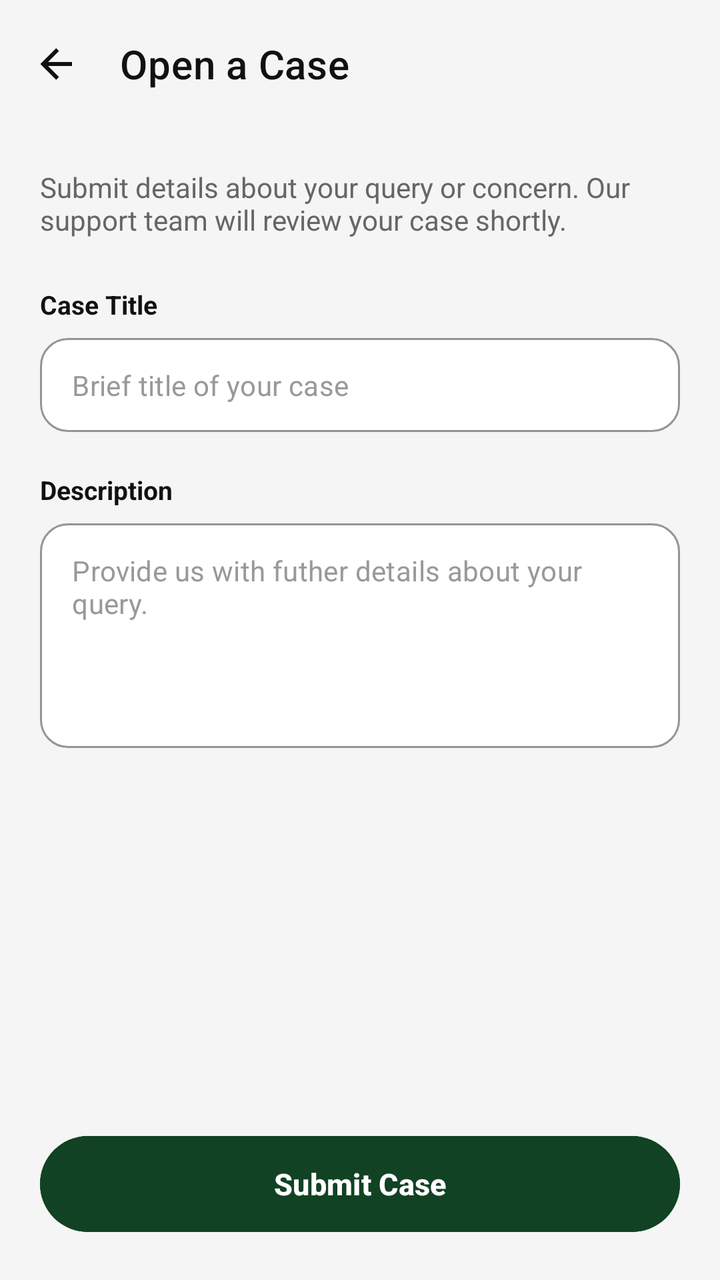
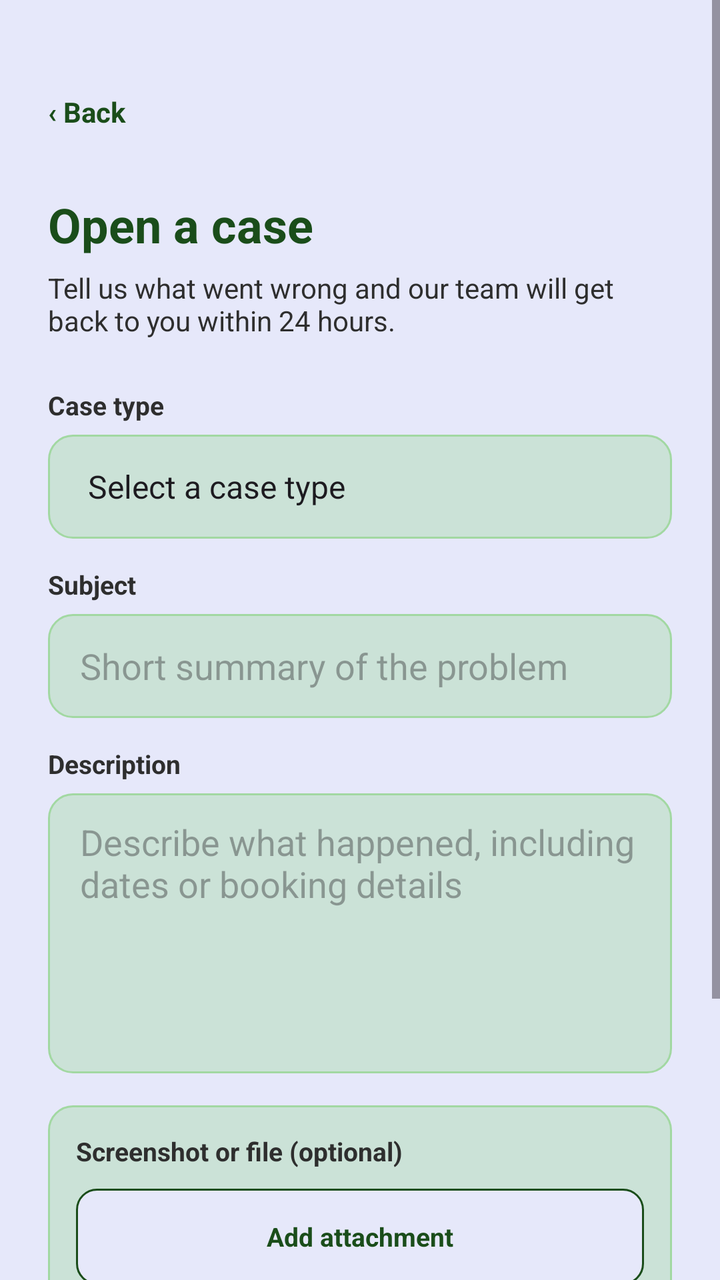

Before-and-after screenshots of an Android layout around one commit, followed by the original layout XML and the change that was made.
<!-- AndroidManifest.xml: application theme Theme.GeoConnect -->
<!-- res/layout/activity_open_case.xml -->
<?xml version="1.0" encoding="utf-8"?>
<androidx.constraintlayout.widget.ConstraintLayout xmlns:android="http://schemas.android.com/apk/res/android"
    xmlns:app="http://schemas.android.com/apk/res-auto"
    android:layout_width="match_parent"
    android:layout_height="match_parent"
    android:background="#F4F5F4">

    
    <com.google.android.material.appbar.MaterialToolbar
        android:id="@+id/toolbar"
        android:layout_width="0dp"
        android:layout_height="?attr/actionBarSize"
        android:background="@android:color/transparent"
        app:navigationIcon="@drawable/ic_arrow_back"
        app:navigationIconTint="#111111"
        app:title="Open a Case"
        app:titleTextAppearance="@style/TextAppearance.MaterialComponents.Headline6"
        app:titleTextColor="#111111"
        app:layout_constraintEnd_toEndOf="parent"
        app:layout_constraintStart_toStartOf="parent"
        app:layout_constraintTop_toTopOf="parent" />

    <androidx.core.widget.NestedScrollView
        android:layout_width="match_parent"
        android:layout_height="0dp"
        android:fillViewport="true"
        app:layout_constraintBottom_toTopOf="@id/bottomButtonContainer"
        app:layout_constraintTop_toBottomOf="@id/toolbar">

        <LinearLayout
            android:layout_width="match_parent"
            android:layout_height="wrap_content"
            android:orientation="vertical"
            android:padding="20dp">

            
            <TextView
                android:layout_width="wrap_content"
                android:layout_height="wrap_content"
                android:layout_marginBottom="24dp"
                android:text="Submit details about your query or concern. Our support team will review your case shortly."
                android:textColor="#666666"
                android:textSize="14sp" />

            
            <TextView
                android:layout_width="wrap_content"
                android:layout_height="wrap_content"
                android:layout_marginBottom="8dp"
                android:text="Case Title"
                android:textColor="#111111"
                android:textSize="13sp"
                android:textStyle="bold" />

            <com.google.android.material.textfield.TextInputLayout
                android:id="@+id/inputLayoutTitle"
                style="@style/Widget.MaterialComponents.TextInputLayout.OutlinedBox"
                android:layout_width="match_parent"
                android:layout_height="wrap_content"
                android:layout_marginBottom="20dp"
                app:boxBackgroundColor="@android:color/white"
                app:boxCornerRadiusBottomEnd="14dp"
                app:boxCornerRadiusBottomStart="14dp"
                app:boxCornerRadiusTopEnd="14dp"
                app:boxCornerRadiusTopStart="14dp"
                app:boxStrokeColor="#114224"
                app:boxStrokeWidth="1dp"
                app:hintEnabled="false">

                <com.google.android.material.textfield.TextInputEditText
                    android:id="@+id/edtCaseTitle"
                    android:layout_width="match_parent"
                    android:layout_height="wrap_content"
                    android:hint="Brief title of your case"
                    android:inputType="textCapSentences"
                    android:paddingVertical="14dp"
                    android:textColor="#111111"
                    android:textColorHint="#999999"
                    android:textSize="14sp" />
            </com.google.android.material.textfield.TextInputLayout>

            
            <TextView
                android:layout_width="wrap_content"
                android:layout_height="wrap_content"
                android:layout_marginBottom="8dp"
                android:text="Description"
                android:textColor="#111111"
                android:textSize="13sp"
                android:textStyle="bold" />

            <com.google.android.material.textfield.TextInputLayout
                android:id="@+id/inputLayoutDescription"
                style="@style/Widget.MaterialComponents.TextInputLayout.OutlinedBox"
                android:layout_width="match_parent"
                android:layout_height="wrap_content"
                android:layout_marginBottom="20dp"
                app:boxBackgroundColor="@android:color/white"
                app:boxCornerRadiusBottomEnd="14dp"
                app:boxCornerRadiusBottomStart="14dp"
                app:boxCornerRadiusTopEnd="14dp"
                app:boxCornerRadiusTopStart="14dp"
                app:boxStrokeColor="#114224"
                app:boxStrokeWidth="1dp"
                app:hintEnabled="false">

                <com.google.android.material.textfield.TextInputEditText
                    android:id="@+id/edtCaseDescription"
                    android:layout_width="match_parent"
                    android:layout_height="wrap_content"
                    android:gravity="top|start"
                    android:hint="Provide us with futher details about your query."
                    android:inputType="textMultiLine"
                    android:minLines="5"
                    android:paddingVertical="14dp"
                    android:textColor="#111111"
                    android:textColorHint="#999999"
                    android:textSize="14sp" />
            </com.google.android.material.textfield.TextInputLayout>

        </LinearLayout>
    </androidx.core.widget.NestedScrollView>

    
    <LinearLayout
        android:id="@+id/bottomButtonContainer"
        android:layout_width="match_parent"
        android:layout_height="wrap_content"
        android:background="#F4F5F4"
        android:padding="20dp"
        app:layout_constraintBottom_toBottomOf="parent"
        app:layout_constraintEnd_toEndOf="parent"
        app:layout_constraintStart_toStartOf="parent">

        <com.google.android.material.button.MaterialButton
            android:id="@+id/btnSubmitCase"
            android:layout_width="match_parent"
            android:layout_height="56dp"
            android:backgroundTint="#114224"
            android:text="Submit Case"
            android:textColor="@android:color/white"
            android:textSize="15sp"
            android:textStyle="bold"
            app:cornerRadius="28dp" />
    </LinearLayout>

</androidx.constraintlayout.widget.ConstraintLayout>
<!-- resources referenced by this layout -->
<resources>
  <!-- drawable ic_arrow_back (drawable) -->
  <vector xmlns:android="http://schemas.android.com/apk/res/android" android:height="24dp" android:width="24dp" android:viewportWidth="24" android:viewportHeight="24">
      <path android:fillColor="#000000" android:pathData="M20,11V13H8L13.5,18.5L12.08,19.92L4.16,12L12.08,4.08L13.5,5.5L8,11H20Z"/>
  </vector>
  <style name="Theme.GeoConnect" parent="Base.Theme.GeoConnect" />
  <style name="Base.Theme.GeoConnect" parent="Theme.Material3.DayNight.NoActionBar">
          
          
      </style>
</resources>

<!-- the commit's change to res/layout/activity_open_case.xml (unified diff, before → after) -->
@@ -1,147 +1,172 @@
 <?xml version="1.0" encoding="utf-8"?>
-<androidx.constraintlayout.widget.ConstraintLayout xmlns:android="http://schemas.android.com/apk/res/android"
-    xmlns:app="http://schemas.android.com/apk/res-auto"
+<ScrollView
+    xmlns:android="http://schemas.android.com/apk/res/android"
+    android:id="@+id/main"
     android:layout_width="match_parent"
     android:layout_height="match_parent"
-    android:background="#F4F5F4">
+    android:background="@color/glitter">
 
-    
-    <com.google.android.material.appbar.MaterialToolbar
-        android:id="@+id/toolbar"
-        android:layout_width="0dp"
-        android:layout_height="?attr/actionBarSize"
-        android:background="@android:color/transparent"
-        app:navigationIcon="@drawable/ic_arrow_back"
-        app:navigationIconTint="#111111"
-        app:title="Open a Case"
-        app:titleTextAppearance="@style/TextAppearance.MaterialComponents.Headline6"
-        app:titleTextColor="#111111"
-        app:layout_constraintEnd_toEndOf="parent"
-        app:layout_constraintStart_toStartOf="parent"
-        app:layout_constraintTop_toTopOf="parent" />
+    <LinearLayout
+        android:layout_width="match_parent"
+        android:layout_height="wrap_content"
+        android:orientation="vertical"
+        android:padding="24dp">
 
-    <androidx.core.widget.NestedScrollView
-        android:layout_width="match_parent"
-        android:layout_height="0dp"
-        android:fillViewport="true"
-        app:layout_constraintBottom_toTopOf="@id/bottomButtonContainer"
-        app:layout_constraintTop_toBottomOf="@id/toolbar">
+        <TextView
+            android:id="@+id/tvBack"
+            android:layout_width="wrap_content"
+            android:layout_height="wrap_content"
+            android:text="‹ Back"
+            android:textColor="@color/forest_green"
+            android:textSize="14sp"
+            android:textStyle="bold"
+            android:layout_marginTop="8dp"
+            android:gravity="center_vertical"
+            android:clickable="true"
+            android:focusable="true"
+            android:minHeight="48dp"
+            android:minWidth="48dp" />
+
+        <TextView
+            android:layout_width="wrap_content"
+            android:layout_height="wrap_content"
+            android:text="Open a case"
+            android:textColor="@color/forest_green"
+            android:textSize="24sp"
+            android:textStyle="bold"
+            android:layout_marginTop="16dp" />
+
+        <TextView
+            android:layout_width="wrap_content"
+            android:layout_height="wrap_content"
+            android:text="Tell us what went wrong and our team will get back to you within 24 hours."
+            android:textColor="@color/black"
+            android:textSize="14sp"
+            android:layout_marginTop="6dp" />
+
+        <TextView
+            android:layout_width="wrap_content"
+            android:layout_height="wrap_content"
+            android:text="Case type"
+            android:textColor="@color/black"
+            android:textSize="13sp"
+            android:textStyle="bold"
+            android:layout_marginTop="24dp" />
+
+        <Spinner
+            android:id="@+id/spCaseType"
+            android:layout_width="match_parent"
+            android:layout_height="52dp"
+            android:layout_marginTop="6dp"
+            android:background="@drawable/bg_input"
+            android:paddingStart="12dp"
+            android:paddingEnd="12dp"
+            android:entries="@array/open_case_types" />
+
+        <TextView
+            android:layout_width="wrap_content"
+            android:layout_height="wrap_content"
+            android:text="Subject"
+            android:textColor="@color/black"
+            android:textSize="13sp"
+            android:textStyle="bold"
+            android:layout_marginTop="14dp" />
+
+        <EditText
+            android:id="@+id/etSubject"
+            android:layout_width="match_parent"
+            android:layout_height="52dp"
+            android:layout_marginTop="6dp"
+            android:background="@drawable/bg_input"
+            android:hint="Short summary of the problem"
+            android:inputType="text"
+            android:paddingStart="16dp"
+            android:paddingEnd="16dp"
+            android:textColor="@color/black" />
+
+        <TextView
+            android:layout_width="wrap_content"
+            android:layout_height="wrap_content"
+            android:text="Description"
+            android:textColor="@color/black"
+            android:textSize="13sp"
+            android:textStyle="bold"
+            android:layout_marginTop="14dp" />
+
+        <EditText
+            android:id="@+id/etDescription"
+            android:layout_width="match_parent"
+            android:layout_height="140dp"
+            android:layout_marginTop="6dp"
+            android:background="@drawable/bg_input"
+            android:hint="Describe what happened, including dates or booking details"
+            android:inputType="textMultiLine"
+            android:paddingStart="16dp"
+            android:paddingEnd="16dp"
+            android:paddingTop="12dp"
+            android:paddingBottom="12dp"
+            android:textColor="@color/black"
+            android:gravity="top|start" />
 
         <LinearLayout
             android:layout_width="match_parent"
             android:layout_height="wrap_content"
             android:orientation="vertical"
-            android:padding="20dp">
+            android:layout_marginTop="16dp"
+            android:background="@drawable/bg_card"
+            android:padding="14dp">
 
-            
             <TextView
                 android:layout_width="wrap_content"
                 android:layout_height="wrap_content"
-                android:layout_marginBottom="24dp"
-                android:text="Submit details about your query or concern. Our support team will review your case shortly."
-                android:textColor="#666666"
-                android:textSize="14sp" />
-
-            
-            <TextView
-                android:layout_width="wrap_content"
-                android:layout_height="wrap_content"
-                android:layout_marginBottom="8dp"
-                android:text="Case Title"
-                android:textColor="#111111"
+                android:text="Screenshot or file (optional)"
+                android:textColor="@color/black"
                 android:textSize="13sp"
                 android:textStyle="bold" />
 
-            <com.google.android.material.textfield.TextInputLayout
-                android:id="@+id/inputLayoutTitle"
-                style="@style/Widget.MaterialComponents.TextInputLayout.OutlinedBox"
+            <TextView
+                android:id="@+id/tvAttach"
                 android:layout_width="match_parent"
-                android:layout_height="wrap_content"
-                android:layout_marginBottom="20dp"
-                app:boxBackgroundColor="@android:color/white"
-                app:boxCornerRadiusBottomEnd="14dp"
-                app:boxCornerRadiusBottomStart="14dp"
-                app:boxCornerRadiusTopEnd="14dp"
-                app:boxCornerRadiusTopStart="14dp"
-                app:boxStrokeColor="#114224"
-                app:boxStrokeWidth="1dp"
-                app:hintEnabled="false">
-
-                <com.google.android.material.textfield.TextInputEditText
-                    android:id="@+id/edtCaseTitle"
-                    android:layout_width="match_parent"
-                    android:layout_height="wrap_content"
-                    android:hint="Brief title of your case"
-                    android:inputType="textCapSentences"
-                    android:paddingVertical="14dp"
-                    android:textColor="#111111"
-                    android:textColorHint="#999999"
-                    android:textSize="14sp" />
-            </com.google.android.material.textfield.TextInputLayout>
-
-            
-            <TextView
-                android:layout_width="wrap_content"
-                android:layout_height="wrap_content"
-                android:layout_marginBottom="8dp"
-                android:text="Description"
-                android:textColor="#111111"
+                android:layout_height="48dp"
+                android:text="Add attachment"
+                android:textColor="@color/forest_green"
                 android:textSize="13sp"
-                android:textStyle="bold" />
-
-            <com.google.android.material.textfield.TextInputLayout
-                android:id="@+id/inputLayoutDescription"
-                style="@style/Widget.MaterialComponents.TextInputLayout.OutlinedBox"
-                android:layout_width="match_parent"
-                android:layout_height="wrap_content"
-                android:layout_marginBottom="20dp"
-                app:boxBackgroundColor="@android:color/white"
-                app:boxCornerRadiusBottomEnd="14dp"
-                app:boxCornerRadiusBottomStart="14dp"
-                app:boxCornerRadiusTopEnd="14dp"
-                app:boxCornerRadiusTopStart="14dp"
-                app:boxStrokeColor="#114224"
-                app:boxStrokeWidth="1dp"
-                app:hintEnabled="false">
-
-                <com.google.android.material.textfield.TextInputEditText
-                    android:id="@+id/edtCaseDescription"
-                    android:layout_width="match_parent"
-                    android:layout_height="wrap_content"
-                    android:gravity="top|start"
-                    android:hint="Provide us with futher details about your query."
-                    android:inputType="textMultiLine"
-                    android:minLines="5"
-                    android:paddingVertical="14dp"
-                    android:textColor="#111111"
-                    android:textColorHint="#999999"
-                    android:textSize="14sp" />
-            </com.google.android.material.textfield.TextInputLayout>
+                android:textStyle="bold"
+                android:gravity="center"
+                android:layout_marginTop="10dp"
+                android:background="@drawable/bg_button_outline"
+                android:clickable="true"
+                android:focusable="true"
+                android:minHeight="48dp"
+                android:minWidth="48dp" />
 
         </LinearLayout>
-    </androidx.core.widget.NestedScrollView>
 
-    
-    <LinearLayout
-        android:id="@+id/bottomButtonContainer"
-        android:layout_width="match_parent"
-        android:layout_height="wrap_content"
-        android:background="#F4F5F4"
-        android:padding="20dp"
-        app:layout_constraintBottom_toBottomOf="parent"
-        app:layout_constraintEnd_toEndOf="parent"
-        app:layout_constraintStart_toStartOf="parent">
-
-        <com.google.android.material.button.MaterialButton
+        <Button
             android:id="@+id/btnSubmitCase"
             android:layout_width="match_parent"
-            android:layout_height="56dp"
-            android:backgroundTint="#114224"
-            android:text="Submit Case"
-            android:textColor="@android:color/white"
-            android:textSize="15sp"
+            android:layout_height="52dp"
+            android:layout_marginTop="24dp"
+            android:backgroundTint="@color/forest_green"
+            android:text="Submit case"
+            android:textColor="@color/glitter"
+            android:textAllCaps="false" />
+
+        <TextView
+            android:id="@+id/tvCancel"
+            android:layout_width="match_parent"
+            android:layout_height="wrap_content"
+            android:text="Cancel"
+            android:textColor="@color/forest_green"
+            android:textSize="14sp"
             android:textStyle="bold"
-            app:cornerRadius="28dp" />
+            android:gravity="center"
+            android:layout_marginTop="16dp"
+            android:clickable="true"
+            android:focusable="true"
+            android:minHeight="48dp"
+            android:minWidth="48dp" />
+
     </LinearLayout>
 
-</androidx.constraintlayout.widget.ConstraintLayout>
+</ScrollView>
<!-- resource entries referenced after the edit -->
@@ -1,10 +1,40 @@
 <!-- resources referenced by this layout -->
 <resources>
-  <!-- drawable ic_arrow_back (drawable) -->
-  <vector xmlns:android="http://schemas.android.com/apk/res/android" android:height="24dp" android:width="24dp" android:viewportWidth="24" android:viewportHeight="24">
-      <path android:fillColor="#000000" android:pathData="M20,11V13H8L13.5,18.5L12.08,19.92L4.16,12L12.08,4.08L13.5,5.5L8,11H20Z"/>
-  </vector>
+  <string-array name="open_case_types">
+          <item>Select a case type</item>
+          <item>Booking problem</item>
+          <item>Payment issue</item>
+          <item>Account or login</item>
+          <item>Report a user</item>
+          <item>Technical problem</item>
+          <item>Other</item>
+      </string-array>
+  <color name="black">#2E2E2E</color>
+  <color name="forest_green">#1A4D1A</color>
+  <color name="glitter">#E6E8FA</color>
+  <!-- drawable bg_button_outline (drawable) -->
+  <?xml version="1.0" encoding="utf-8"?>
+  <shape xmlns:android="http://schemas.android.com/apk/res/android">
+      <solid android:color="@color/glitter" />
+      <stroke android:width="1dp" android:color="@color/forest_green" />
+      <corners android:radius="10dp" />
+  </shape>
+  <!-- drawable bg_card (drawable) -->
+  <?xml version="1.0" encoding="utf-8"?>
+  <shape xmlns:android="http://schemas.android.com/apk/res/android">
+      <solid android:color="#66A2D8A2" />
+      <stroke android:width="1dp" android:color="@color/sage_green" />
+      <corners android:radius="12dp" />
+  </shape>
+  <!-- drawable bg_input (drawable) -->
+  <?xml version="1.0" encoding="utf-8"?>
+      <shape xmlns:android="http://schemas.android.com/apk/res/android">
+          <solid android:color="#66A2D8A2" />
+          <stroke android:width="1dp" android:color="@color/sage_green" />
+          <corners android:radius="12dp" />
+      </shape>
   <style name="Theme.GeoConnect" parent="Base.Theme.GeoConnect" />
+  <color name="sage_green">#A2D8A2</color>
   <style name="Base.Theme.GeoConnect" parent="Theme.Material3.DayNight.NoActionBar">
           
           
